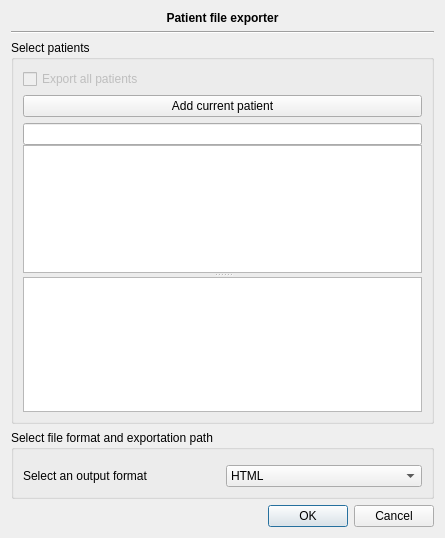
Old version of the form plugins/patientbaseplugin/patientdataextractordialog.ui in the repository FreeHealth/freehealth.
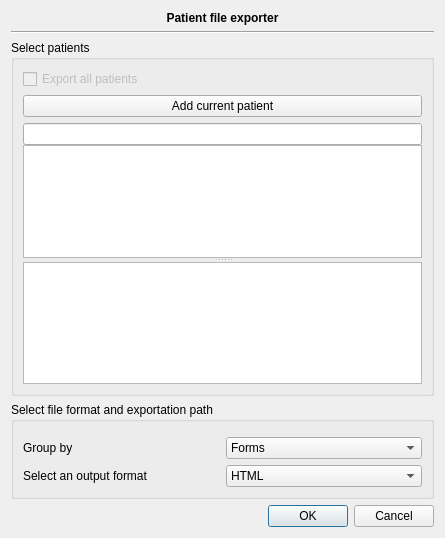
New version of the form. Custom widgets are drawn as their Qt base class.

Commit message: manage groupment of extraction

```diff
--- a/plugins/patientbaseplugin/patientdataextractordialog.ui
+++ b/plugins/patientbaseplugin/patientdataextractordialog.ui
@@ -134,14 +134,14 @@
       <item row="0" column="0" colspan="2">
        <widget class="Utils::PathChooser" name="pathChooser" native="true"/>
       </item>
-      <item row="1" column="0">
+      <item row="2" column="0">
        <widget class="QLabel" name="label_2">
         <property name="text">
          <string>Select an output format</string>
         </property>
        </widget>
       </item>
-      <item row="1" column="1">
+      <item row="2" column="1">
        <widget class="QComboBox" name="outputFormat">
         <item>
          <property name="text">
@@ -160,6 +160,27 @@
         </item>
        </widget>
       </item>
+      <item row="1" column="0">
+       <widget class="QLabel" name="label_3">
+        <property name="text">
+         <string>Group by</string>
+        </property>
+       </widget>
+      </item>
+      <item row="1" column="1">
+       <widget class="QComboBox" name="group">
+        <item>
+         <property name="text">
+          <string>Forms</string>
+         </property>
+        </item>
+        <item>
+         <property name="text">
+          <string>Dates</string>
+         </property>
+        </item>
+       </widget>
+      </item>
      </layout>
     </widget>
    </item>
```
The commit also changes 1 other file.
